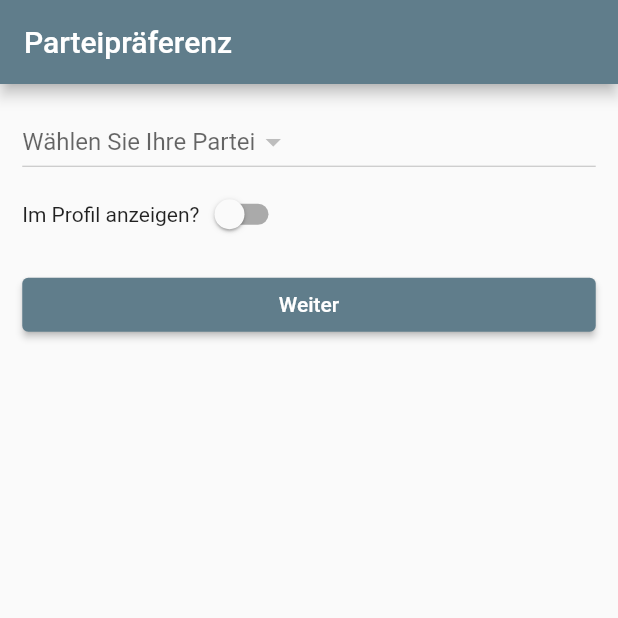
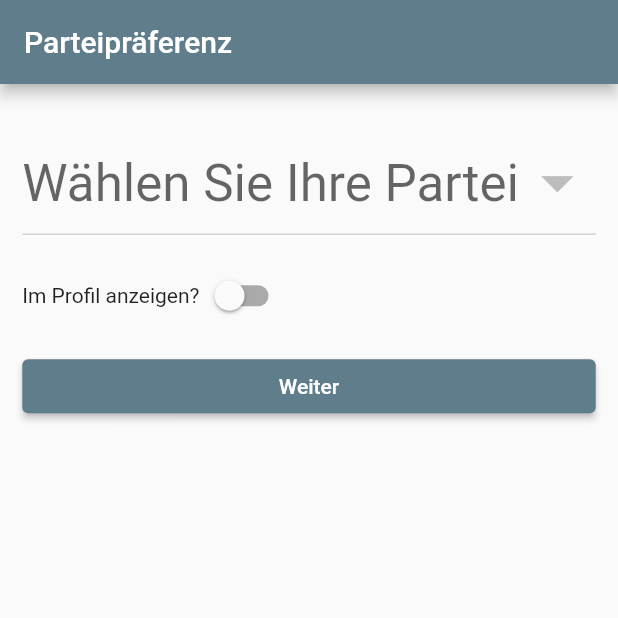
Before and after one commit to TuragNikandam/WIND, a Flutter app: the RegistrationStep1View screen opened directly with empty values, on a phone screen of 412 x 824 dp, the top half of it. Run offline on Flutter 3.47's test engine with Material 2 defaults, Android fonts, the phone set to English and light mode, and no system bars; our stand-ins replace dots_indicator, email_validator, fl_chart, flutter_secure_storage, logger; accounts and stored records are empty.

Commit message:
UI fixes

```diff
--- a/Mobile/wind/lib/views/registration/registration_step1_view.dart
+++ b/Mobile/wind/lib/views/registration/registration_step1_view.dart
@@ -35,7 +35,8 @@ class _RegistrationStep1ViewState extends State<RegistrationStep1View> {
         child: Column(
           crossAxisAlignment: CrossAxisAlignment.stretch,
           children: [
-            DropdownButton<String>(
+            FittedBox(
+              child: DropdownButton<String>(
                   value: user.getSelectedParty.isEmpty
                       ? null
                       : user.getSelectedParty,
@@ -54,6 +55,7 @@ class _RegistrationStep1ViewState extends State<RegistrationStep1View> {
                       child: Text("${party.getName} (${party.getShortName})"),
                     );
                   }).toList()),
+            ),
             Row(
               children: [
                 const Text('Im Profil anzeigen?'),
--- a/Mobile/wind/lib/views/voting/filter.dart
+++ b/Mobile/wind/lib/views/voting/filter.dart
@@ -292,6 +292,7 @@ class _VotingFilterState extends State<VotingFilter> {
               ),
               IconButton(
                 icon: const Icon(Icons.clear),
+                color: Theme.of(context).primaryColor,
                 onPressed: () {
                   dialogSetState(() {
                     _filterParameters.selectedParty = null;
@@ -403,6 +404,7 @@ class _VotingFilterState extends State<VotingFilter> {
             ),
             IconButton(
               icon: const Icon(Icons.clear),
+              color: Theme.of(context).primaryColor,
               onPressed: () {
                 dialogSetState(() {
                   _filterParameters.currentRangeValues =
@@ -497,6 +499,7 @@ class _VotingFilterState extends State<VotingFilter> {
                 ),
                 IconButton(
                   icon: const Icon(Icons.clear),
+                  color: Theme.of(context).primaryColor,
                   onPressed: () {
                     dialogSetState(() {
                       _filterParameters.selectedReligion = null;
@@ -587,6 +590,7 @@ class _VotingFilterState extends State<VotingFilter> {
                 ),
                 IconButton(
                   icon: const Icon(Icons.clear),
+                  color: Theme.of(context).primaryColor,
                   onPressed: () {
                     dialogSetState(() {
                       _filterParameters.selectedGender = null;
```
Lines whose indentation alone changed are shown as unchanged.
